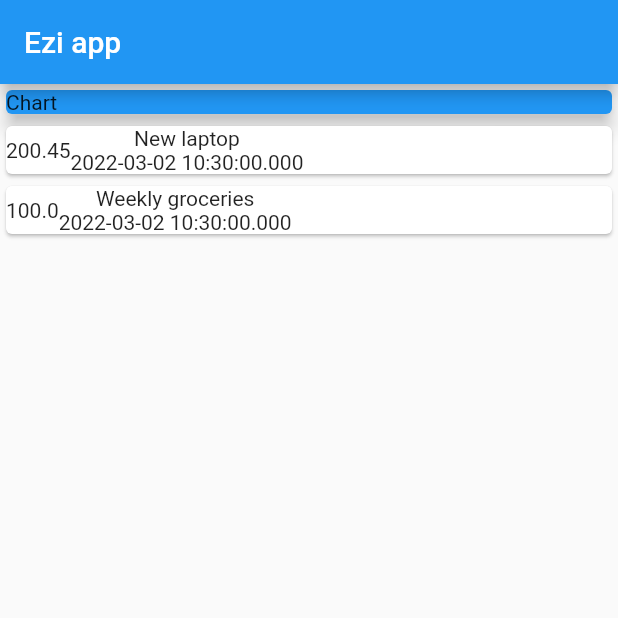
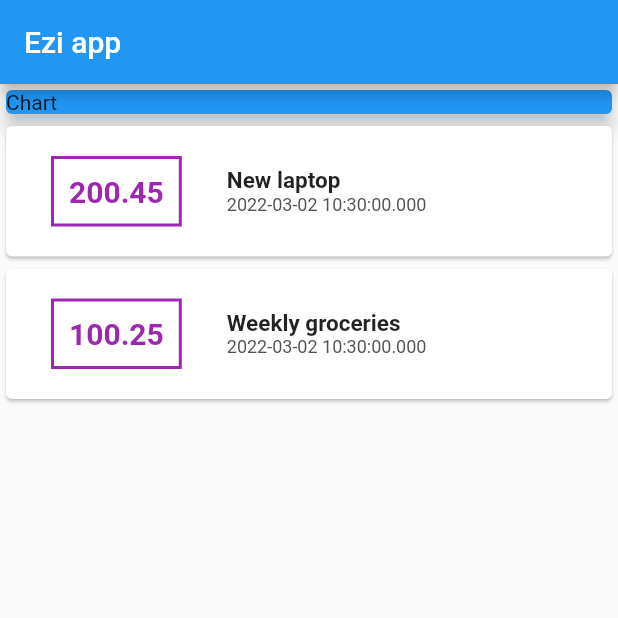
Before and after one commit to twizelissa/ezi, a Flutter app: the screen it shows after launch, on a phone screen of 412 x 824 dp, the top half of it. Run offline on Flutter 3.47's test engine with Material 2 defaults, Android fonts, the phone set to English and light mode, and no system bars.

Commit message:
applied style

```diff
--- a/lib/main.dart
+++ b/lib/main.dart
@@ -25,7 +25,7 @@ class MyHomePage extends StatelessWidget {
     Transaction(
       id: 't2',
       title: 'Weekly groceries',
-      amount: 100,
+      amount: 100.25,
       date: DateTime.now(),
     )
   ];
@@ -53,14 +53,46 @@ class MyHomePage extends StatelessWidget {
                   child: Row(
                     children: <Widget>[
                       Container(
+                        margin: EdgeInsets.symmetric(
+                          vertical: 20,
+                          horizontal: 30,
+                        ),
+                        // color: Colors.grey,
+                        decoration: BoxDecoration(
+                          border: Border.all(
+                            color: Colors.purple,
+                            width: 2,
+                          ),
+                        ),
+                        padding: EdgeInsets.all(10),
+
                         child: Text(
                           tx.amount.toString(),
+                          style: TextStyle(
+                            color: Colors.purple,
+                            fontWeight: FontWeight.bold,
+                            fontSize: 20,
+                          ),
                         ),
                       ),
                       Column(
+                        mainAxisAlignment: MainAxisAlignment.start,
+                        crossAxisAlignment: CrossAxisAlignment.start,
                         children: <Widget>[
-                          Text(tx.title),
-                          Text(tx.date.toString()),
+                          Text(
+                            tx.title,
+                            style: TextStyle(
+                              fontWeight: FontWeight.bold,
+                              fontSize: 15,
+                            ),
+                          ),
+                          Text(
+                            tx.date.toString(),
+                            style: TextStyle(
+                              fontSize: 12,
+                              color: Color.fromARGB(255, 83, 80, 80),
+                            ),
+                          ),
                         ],
                       )
                     ],
```
